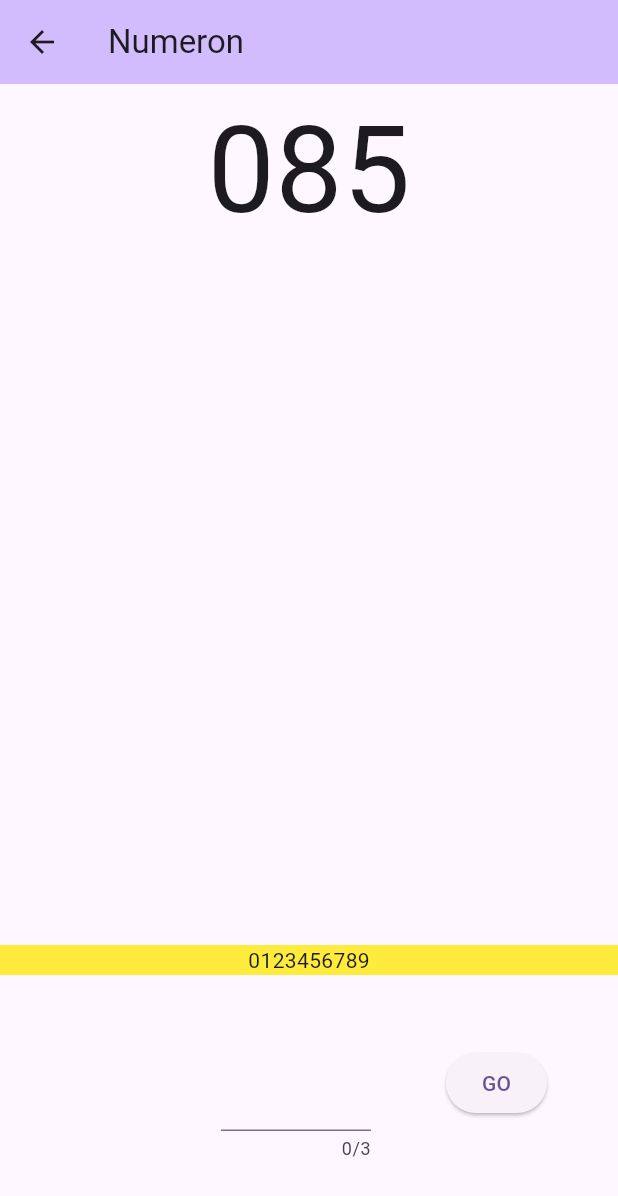
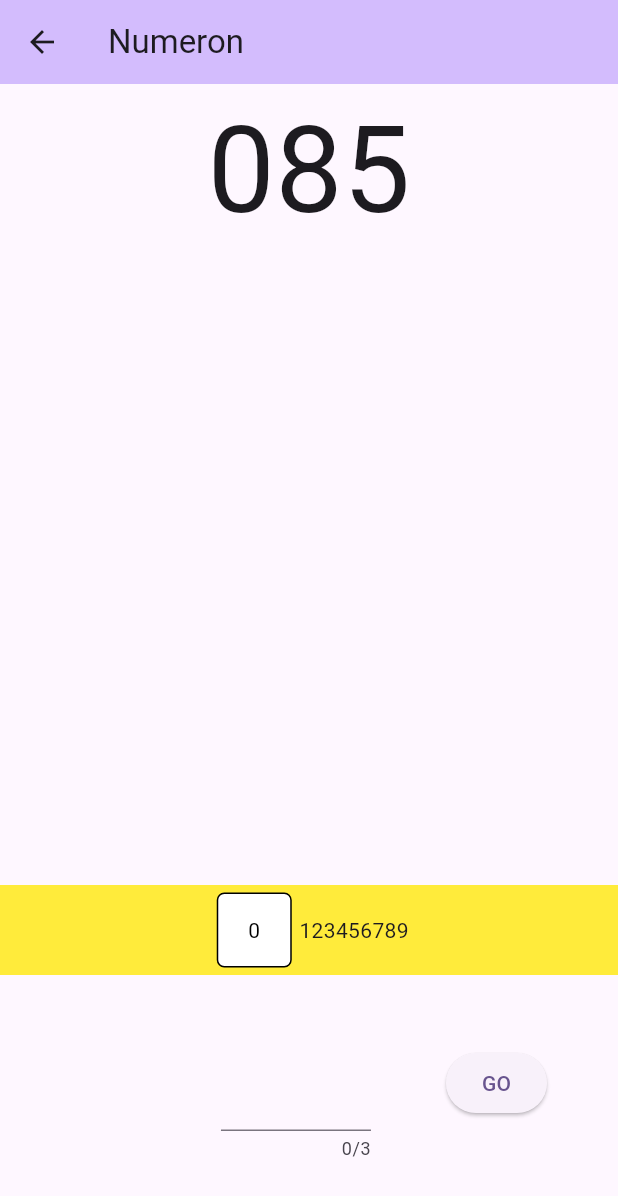
Before and after one commit to naoyamatsunaga/mini_games, a Flutter app: the NumeronPage screen opened directly, on a phone screen of 412 x 824 dp. Shown: the top 1196 px of the screen. Run offline on Flutter 3.47's test engine with Material 3 defaults, Android fonts, the light colour scheme and no system bars.

Commit message:
チェックボタンを作成

```diff
--- /dev/null
+++ b/lib/controller/numeron_controller.dart
@@ -0,0 +1,41 @@
+import 'package:flutter/material.dart';
+
+class CheckButton extends StatefulWidget {
+  final String text;
+
+  const CheckButton(this.text, {Key? key}) : super(key: key);
+
+  @override
+  _CheckButtonState createState() => _CheckButtonState();
+}
+
+class _CheckButtonState extends State<CheckButton> {
+  bool isExist = true; // Initial color state
+
+  @override
+  Widget build(BuildContext context) {
+    return GestureDetector(
+      onTap: () {
+        setState(() {
+          isExist = !isExist;
+        });
+      },
+      child: Padding(
+        padding: const EdgeInsets.all(5),
+        child: Container(
+          alignment: Alignment.center,
+          width: 50,
+          height: 50,
+          decoration: BoxDecoration(
+              color: isExist ? Colors.white : Colors.grey,
+              border: Border.all(color: Colors.black),
+              borderRadius: BorderRadius.circular(5)),
+          child: Text(
+            widget.text,
+            style: TextStyle(color: Colors.black),
+          ),
+        ),
+      ),
+    );
+  }
+}
--- a/lib/view/numeron_page.dart
+++ b/lib/view/numeron_page.dart
@@ -1,4 +1,5 @@
 import 'package:flutter/material.dart';
+import 'package:mini_games/controller/numeron_controller.dart';
 import 'package:mini_games/model/numeron/numeron.dart';
 
 class NumeronPage extends StatefulWidget {
@@ -87,7 +88,7 @@ class _NumeronPageState extends State<NumeronPage> {
                 child: const Row(
                   mainAxisAlignment: MainAxisAlignment.center,
                   children: [
-                    Text('0'),
+                    CheckButton('0'),
                     Text('1'),
                     Text('2'),
                     Text('3'),
```
